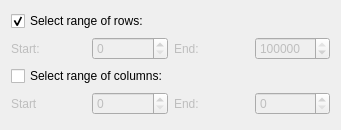
Above: src/Interface/Modules/Math/SelectSubMatrix.ui from SCIInstitute/SCIRun before the change. Below: the same form after it.
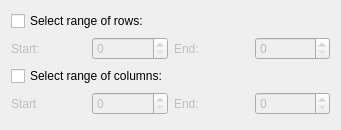
That is the form after the change.

Commit message: SelectSubMatrix: small change in SelectSubMatrix

```diff
--- a/src/Interface/Modules/Math/SelectSubMatrix.ui
+++ b/src/Interface/Modules/Math/SelectSubMatrix.ui
@@ -20,7 +20,7 @@
       <string>Select range of rows:</string>
      </property>
      <property name="checked">
-      <bool>true</bool>
+      <bool>false</bool>
      </property>
     </widget>
    </item>
@@ -110,7 +110,7 @@
       <number>999999999</number>
      </property>
      <property name="value">
-      <number>6733586</number>
+      <number>0</number>
      </property>
     </widget>
    </item>
```
